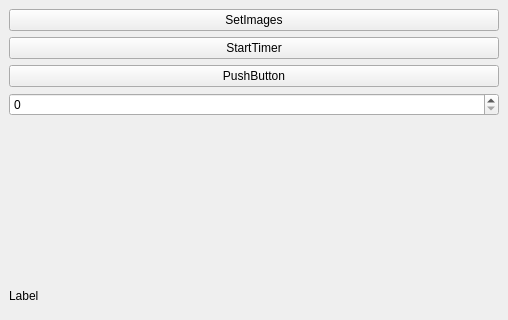
Before: the Qt Designer form RoVi-finalProject/SamplePluginPA10/src/SamplePlugin.ui in Javakin/7.semester, drawn with Qt 5; both pictures show x 0 to 508 and y 0 to 320 of the 508 by 479 pixel window.
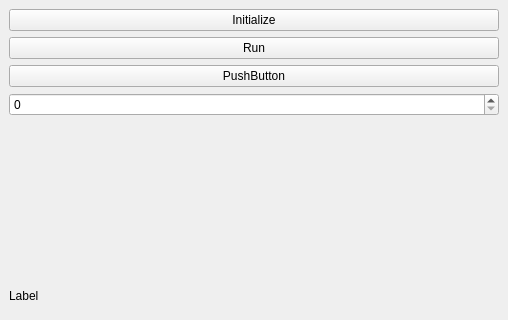
After: the same form once the commit is applied.

```diff
--- a/RoVi-finalProject/SamplePluginPA10/src/SamplePlugin.ui
+++ b/RoVi-finalProject/SamplePluginPA10/src/SamplePlugin.ui
@@ -20,14 +20,14 @@
       <item>
        <widget class="QPushButton" name="_btn0">
         <property name="text">
-         <string>SetImages</string>
+         <string>Initialize</string>
         </property>
        </widget>
       </item>
       <item>
        <widget class="QPushButton" name="_btn1">
         <property name="text">
-         <string>StartTimer</string>
+         <string>Run</string>
         </property>
        </widget>
       </item>
```
